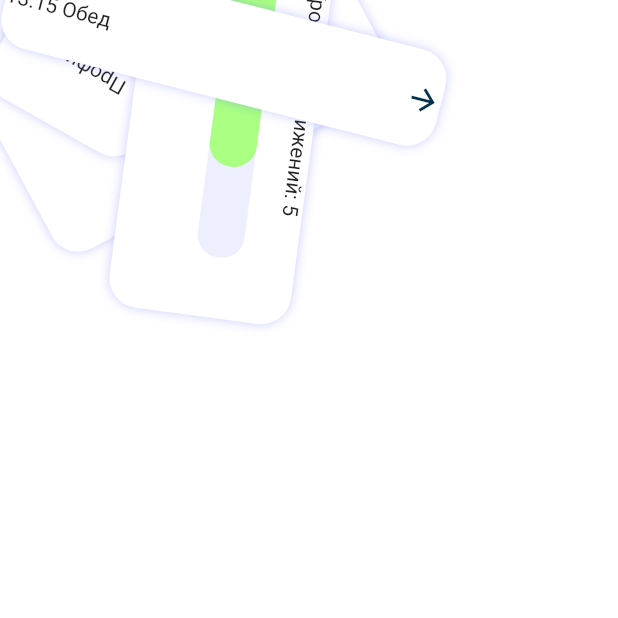
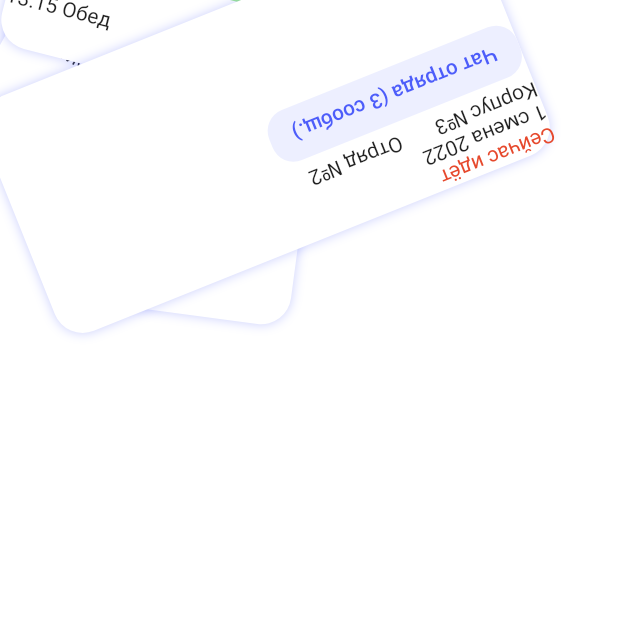
Before and after one commit to abezuglova/first_task_hard, a Flutter app: the screen it shows after launch, on a phone screen of 412 x 824 dp, the top half of it. Run offline on Flutter 3.47's test engine with Material 2 defaults, Android fonts, the phone set to English and light mode, and no system bars.

Commit message:
shift tile widget created

```diff
--- a/lib/screens/main_screen.dart
+++ b/lib/screens/main_screen.dart
@@ -1,6 +1,7 @@
 import 'package:first_task_hard/widgets/coin_balance_tile_widget.dart';
 import 'package:first_task_hard/widgets/level_tile_widget.dart';
 import 'package:first_task_hard/widgets/profile_tile_widget.dart';
+import 'package:first_task_hard/widgets/shift_tile_widget.dart';
 import 'package:first_task_hard/widgets/timetable_tile_widget.dart';
 import 'package:flutter/material.dart';
 
@@ -26,6 +27,9 @@ class MainScreen extends StatelessWidget {
               Positioned(
                 child: TimetableTileWidget(),
               ),
+              Positioned(
+                child: ShiftTileWidget(),
+              ),
             ],
           ),
         ));
--- a/lib/widgets/shift_tile_widget.dart
+++ b/lib/widgets/shift_tile_widget.dart
@@ -1,11 +1,31 @@
-import 'package:flutter/src/widgets/framework.dart';
-import 'package:flutter/src/widgets/placeholder.dart';
+import 'package:first_task_hard/assets/app_colors.dart';
+import 'package:first_task_hard/widgets/tile_widget.dart';
+import 'package:flutter/material.dart';
 
 class ShiftTileWidget extends StatelessWidget {
   const ShiftTileWidget({super.key});
 
   @override
   Widget build(BuildContext context) {
-    return const Placeholder();
+    return TileWidget(
+      rotateAngle: 2.76,
+      tileWidth: 354,
+      tileHeight: 168.13,
+      child: Column(
+        crossAxisAlignment: CrossAxisAlignment.start,
+        children: [
+          const Text(
+            'Сейчас идёт',
+            style: TextStyle(color: AppColors.redTextColor),
+          ),
+          const Text('1 смена 2022'),
+          const Text('Корпус №3       Отряд №2'),
+          ElevatedButton(
+            onPressed: () {},
+            child: const Text('Чат отряда (3 сообщ.)'),
+          ),
+        ],
+      ),
+    );
   }
 }
```
